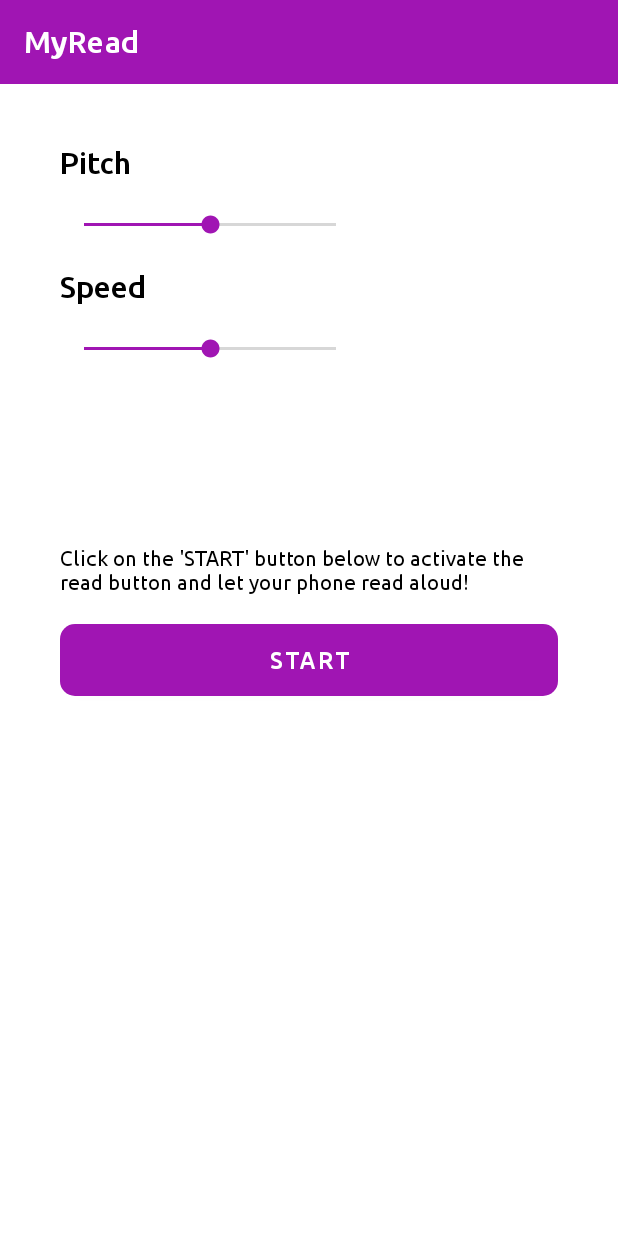
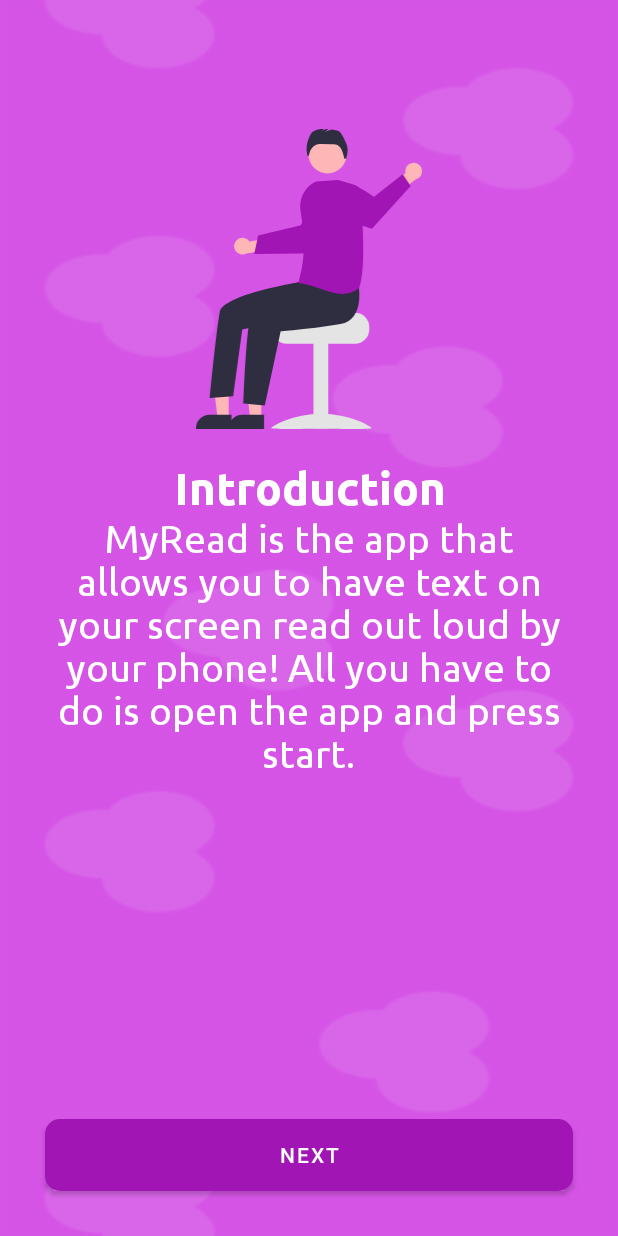
Before and after one commit to JamalAartsen/MyRead, an Android app: the screen it shows after launch (MainActivity), after a tap on "GET STARTED", on a phone screen of 412 x 824 dp. Run offline under Robolectric (Android 15) with nearby library versions, the light colour scheme and no system bars; our stand-ins replace Dagger/Hilt's generated code.

Commit message:
Add onboarding screens

```diff
--- a/app/src/main/java/com/jamal/myread/ui/activities/MainActivity.kt
+++ b/app/src/main/java/com/jamal/myread/ui/activities/MainActivity.kt
@@ -28,7 +28,7 @@
         val navController = navHostFragment.navController
 
         navController.addOnDestinationChangedListener { _, destination, _ ->
-            if (destination.id == R.id.getStartedFragment) {
+            if (destination.id == R.id.viewPagerFragment) {
                 binding.toolbar.visibility = View.GONE
             } else {
                 binding.toolbar.visibility = View.VISIBLE
--- /dev/null
+++ b/app/src/main/java/com/jamal/myread/ui/adapters/ViewPagerAdapter.kt
@@ -0,0 +1,20 @@
+package com.jamal.myread.ui.adapters
+
+import androidx.fragment.app.Fragment
+import androidx.fragment.app.FragmentManager
+import androidx.lifecycle.Lifecycle
+import androidx.viewpager2.adapter.FragmentStateAdapter
+
+class ViewPagerAdapter(list: ArrayList<Fragment>, fm: FragmentManager, lifecycle: Lifecycle) :
+    FragmentStateAdapter(fm, lifecycle) {
+
+    private val fragmentList = list
+
+    override fun getItemCount(): Int {
+        return fragmentList.size
+    }
+
+    override fun createFragment(position: Int): Fragment {
+        return fragmentList[position]
+    }
+}
--- a/app/src/main/java/com/jamal/myread/ui/fragments/GetStartedFragment.kt
+++ b/app/src/main/java/com/jamal/myread/ui/fragments/onBoarding/GetStartedOnBoardingFragment.kt
@@ -1,28 +1,28 @@
-package com.jamal.myread.ui.fragments
+package com.jamal.myread.ui.fragments.onBoarding
 
 import android.os.Bundle
 import android.view.LayoutInflater
 import android.view.View
 import android.view.ViewGroup
-import android.view.animation.AnimationUtils
 import androidx.core.content.ContextCompat
 import androidx.fragment.app.Fragment
-import androidx.navigation.Navigation
+import androidx.viewpager2.widget.ViewPager2
 import com.jamal.myread.R
-import com.jamal.myread.databinding.FragmentGetStartedBinding
+import com.jamal.myread.databinding.FragmentGetStartedOnboardingBinding
 
-class GetStartedFragment : Fragment(R.layout.fragment_get_started) {
+class GetStartedOnBoardingFragment : Fragment(R.layout.fragment_get_started_onboarding) {
 
-    private var _binding: FragmentGetStartedBinding? = null
+    private var _binding: FragmentGetStartedOnboardingBinding? = null
     private val binding get() = _binding!!
 
     override fun onCreateView(
         inflater: LayoutInflater,
         container: ViewGroup?,
         savedInstanceState: Bundle?
-    ): View? {
-        _binding = FragmentGetStartedBinding.inflate(inflater, container, false)
-        requireActivity().window.navigationBarColor = ContextCompat.getColor(requireContext(),
+    ): View {
+        _binding = FragmentGetStartedOnboardingBinding.inflate(inflater, container, false)
+        requireActivity().window.navigationBarColor = ContextCompat.getColor(
+            requireContext(),
             R.color.light_purple
         )
         return binding.root
@@ -31,8 +31,10 @@
     override fun onViewCreated(view: View, savedInstanceState: Bundle?) {
         super.onViewCreated(view, savedInstanceState)
 
+        val viewPager = activity?.findViewById<ViewPager2>(R.id.viewPager)
+
         binding.introGetStartedBtn.setOnClickListener {
-            Navigation.findNavController(binding.root).navigate(R.id.actionNavigateToHomeFragment)
+            viewPager?.currentItem = 1
         }
     }
 
--- /dev/null
+++ b/app/src/main/java/com/jamal/myread/ui/fragments/onBoarding/ReadItemOnBoardingFragment.kt
@@ -0,0 +1,40 @@
+package com.jamal.myread.ui.fragments.onBoarding
+
+import android.os.Bundle
+import android.view.LayoutInflater
+import android.view.View
+import android.view.ViewGroup
+import androidx.fragment.app.Fragment
+import androidx.navigation.Navigation
+import androidx.viewpager2.widget.ViewPager2
+import com.jamal.myread.R
+import com.jamal.myread.databinding.FragmentReadItemOnboardingBinding
+
+class ReadItemOnBoardingFragment : Fragment() {
+    private var _binding: FragmentReadItemOnboardingBinding? = null
+    private val binding get() = _binding!!
+
+    override fun onCreateView(
+        inflater: LayoutInflater,
+        container: ViewGroup?,
+        savedInstanceState: Bundle?
+    ): View {
+        _binding = FragmentReadItemOnboardingBinding.inflate(inflater, container, false)
+        return binding.root
+    }
+
+    override fun onViewCreated(view: View, savedInstanceState: Bundle?) {
+        super.onViewCreated(view, savedInstanceState)
+
+        val viewPager = activity?.findViewById<ViewPager2>(R.id.viewPager)
+
+        binding.btnFinishReadItem.setOnClickListener {
+            viewPager?.currentItem = 3
+        }
+    }
+
+    override fun onDestroy() {
+        super.onDestroy()
+        _binding = null
+    }
+}
--- /dev/null
+++ b/app/src/main/java/com/jamal/myread/ui/fragments/onBoarding/StartServiceOnBoardingFragment.kt
@@ -0,0 +1,39 @@
+package com.jamal.myread.ui.fragments.onBoarding
+
+import android.os.Bundle
+import android.view.LayoutInflater
+import android.view.View
+import android.view.ViewGroup
+import androidx.fragment.app.Fragment
+import androidx.viewpager2.widget.ViewPager2
+import com.jamal.myread.R
+import com.jamal.myread.databinding.FragmentStartServiceOnboardingBinding
+
+class StartServiceOnBoardingFragment : Fragment(R.layout.fragment_start_service_onboarding) {
+    private var _binding: FragmentStartServiceOnboardingBinding? = null
+    private val binding get() = _binding!!
+
+    override fun onCreateView(
+        inflater: LayoutInflater,
+        container: ViewGroup?,
+        savedInstanceState: Bundle?
+    ): View {
+        _binding = FragmentStartServiceOnboardingBinding.inflate(inflater, container, false)
+        return binding.root
+    }
+
+    override fun onViewCreated(view: View, savedInstanceState: Bundle?) {
+        super.onViewCreated(view, savedInstanceState)
+
+        val viewPager = activity?.findViewById<ViewPager2>(R.id.viewPager)
+
+        binding.btnNextStartService.setOnClickListener {
+            viewPager?.currentItem = 2
+        }
+    }
+
+    override fun onDestroy() {
+        super.onDestroy()
+        _binding = null
+    }
+}
--- /dev/null
+++ b/app/src/main/java/com/jamal/myread/ui/fragments/onBoarding/ViewPagerFragment.kt
@@ -0,0 +1,47 @@
+package com.jamal.myread.ui.fragments.onBoarding
+
+import android.os.Bundle
+import android.view.LayoutInflater
+import android.view.View
+import android.view.ViewGroup
+import androidx.fragment.app.Fragment
+import com.jamal.myread.databinding.FragmentViewPagerBinding
+import com.jamal.myread.ui.adapters.ViewPagerAdapter
+
+class ViewPagerFragment : Fragment() {
+    private var _binding: FragmentViewPagerBinding? = null
+    private val binding get() = _binding!!
+
+    override fun onCreateView(
+        inflater: LayoutInflater,
+        container: ViewGroup?,
+        savedInstanceState: Bundle?
+    ): View {
+        _binding = FragmentViewPagerBinding.inflate(inflater, container, false)
+        return binding.root
+    }
+
+    override fun onViewCreated(view: View, savedInstanceState: Bundle?) {
+        super.onViewCreated(view, savedInstanceState)
+
+        val fragmentListOnBoarding = arrayListOf(
+            GetStartedOnBoardingFragment(),
+            StartServiceOnBoardingFragment(),
+            ReadItemOnBoardingFragment(),
+            VoiceSettingsOnBoardingFragment()
+        )
+
+        val adapterOnBoardingViewPager = ViewPagerAdapter(
+            fragmentListOnBoarding,
+            requireActivity().supportFragmentManager,
+            lifecycle
+        )
+
+        binding.viewPager.adapter = adapterOnBoardingViewPager
+    }
+
+    override fun onDestroy() {
+        super.onDestroy()
+        _binding = null
+    }
+}
--- /dev/null
+++ b/app/src/main/res/drawable/ic_hello.xml
@@ -0,0 +1,54 @@
+<vector xmlns:android="http://schemas.android.com/apk/res/android"
+    android:width="313.216dp"
+    android:height="415.629dp"
+    android:viewportWidth="313.216"
+    android:viewportHeight="415.629">
+  <path
+      android:pathData="M56.578,153.664a11.616,11.616 0,0 1,17.666 2.272l26.134,-4.646 6.7,15.193 -37,6.043a11.679,11.679 0,0 1,-13.5 -18.862Z"
+      android:fillColor="#ffb6b6"/>
+  <path
+      android:pathData="M80.774,173.063l27.246,-0.34 3.449,-0.047 55.432,-0.7s15.053,-14.361 28.161,-29.147l-1.837,-13.288a54.292,54.292 0,0 0,-18.2 -33.614c-18.773,12.544 -29.66,37.374 -29.66,37.374l-34.37,8.221 -3.438,0.822 -21.356,5.1Z"
+      android:fillColor="#a015b3"/>
+  <path
+      android:pathData="M220.248,254.739L169.391,254.739c0,2.179 -55.594,3.948 -55.594,3.948a20.3,20.3 0,0 0,-3.332 3.158,19.6 19.6,0 0,0 -4.58,12.633v3.158A19.746,19.746 0,0 0,125.624 297.377h94.625a19.756,19.756 0,0 0,19.739 -19.739L239.988,274.477a19.766,19.766 0,0 0,-19.739 -19.739Z"
+      android:fillColor="#e4e4e4"/>
+  <path
+      android:pathData="M162.737,296.59h20.528v118.49h-20.528z"
+      android:fillColor="#e4e4e4"/>
+  <path
+      android:pathData="M104.31,414.358c0,2.218 31.107,0.858 69.48,0.858s69.48,1.36 69.48,-0.858 -31.107,-19.807 -69.48,-19.807S104.31,412.14 104.31,414.358Z"
+      android:fillColor="#e4e4e4"/>
+  <path
+      android:pathData="M90.521,400.82L75.243,400.82l-7.268,-58.929h22.548Z"
+      android:fillColor="#ffb6b6"/>
+  <path
+      android:pathData="M94.417,415.629l-49.262,0v-0.623a19.175,19.175 0,0 1,19.173 -19.174h30.09Z"
+      android:fillColor="#2f2e41"/>
+  <path
+      android:pathData="M45.366,400.82L30.088,400.82l-7.268,-58.929h22.548Z"
+      android:fillColor="#ffb6b6"/>
+  <path
+      android:pathData="M49.262,415.629l-49.262,0v-0.623a19.175,19.175 0,0 1,19.173 -19.174h30.09Z"
+      android:fillColor="#2f2e41"/>
+  <path
+      android:pathData="M182.222,34.995m-26.564,0a26.564,26.564 0,1 1,53.128 0a26.564,26.564 0,1 1,-53.128 0"
+      android:fillColor="#ffb6b6"/>
+  <path
+      android:pathData="M225.215,217.001s8.913,47.131 -25,53.133 -82.866,10.22 -82.866,10.22L95.365,382.92l-29.534,-2.637s3.928,-123.467 13.588,-133.127S150.13,208.577 150.13,208.577Z"
+      android:fillColor="#2f2e41"/>
+  <path
+      android:pathData="M158.981,197.248l-14.832,14.88S37.055,229.377 32.923,254.113c-6.237,37.344 -13.6,118.552 -13.6,118.552l32.2,-2.415 12.627,-92.311 51.518,-11.719L174.275,234.277Z"
+      android:fillColor="#2f2e41"/>
+  <path
+      android:pathData="M207.783,19.138c-2.622,-4.948 -5.954,-14.808 -11.247,-16.637a42.077,42.077 0,0 0,-9.058 -1.93l-9,3.46 4.9,-3.808q-1.43,-0.085 -2.858,-0.139l-6.07,2.335 3.105,-2.415c-5.659,-0.058 -11.5,0.53 -15.885,3.975 -3.738,2.937 -7.442,14.062 -8.041,18.777a35.917,35.917 0,0 0,0.66 13.531l1.537,1.462a18.854,18.854 0,0 0,1.206 -3.839,18.181 18.181,0 0,1 8.7,-11.806l0.084,-0.047c2.578,-1.451 5.706,-1.384 8.663,-1.278l14.042,0.505c3.378,0.122 7.016,0.335 9.65,2.454a15.889,15.889 0,0 1,3.858 5.589c1.309,2.641 3.866,12.6 3.866,12.6s1.447,-1.881 2.14,-0.481a48.4,48.4 0,0 0,2.014 -11.233A22.008,22.008 0,0 0,207.783 19.138Z"
+      android:fillColor="#2f2e41"/>
+  <path
+      android:pathData="M300.692,46.66a11.616,11.616 0,0 0,-10.513 14.378L268.818,76.795l6.409,15.317 29.854,-22.676a11.679,11.679 0,0 0,-4.389 -22.776Z"
+      android:fillColor="#ffb6b6"/>
+  <path
+      android:pathData="M297.254,78.829 L243.698,138.303s-25.609,-8.2 -45.415,-17.086l-8.9,-27.328a54.345,54.345 0,0 1,-2.6 -19.664c27.456,-7.306 59.391,19.879 59.391,19.879l40.085,-31.4Z"
+      android:fillColor="#a015b3"/>
+  <path
+      android:pathData="M172.298,221.394c-9.554,-3.3 -19.433,-6.713 -30.089,-7.994l-0.458,-0.055 0.126,-0.443c11.031,-38.731 8.278,-63.507 2.872,-100.723A37.591,37.591 0,0 1,166.298 72.677l0.065,-0.03 30.434,-1.934 0.069,0L218.998,77.22a15.183,15.183 0,0 1,10.867 14.831c-0.24,12.239 0.269,25.9 0.807,40.371 1.208,32.456 2.457,66.017 -4.63,87.792l-0.037,0.114 -0.095,0.074a36.1,36.1 0,0 1,-23.081 8.108C192.898,228.509 182.76,225.007 172.298,221.394Z"
+      android:fillColor="#a015b3"/>
+</vector>
--- a/app/src/main/res/drawable/splash_image.xml
+++ b/app/src/main/res/drawable/splash_image.xml
@@ -1,6 +1,6 @@
 <?xml version="1.0" encoding="utf-8"?>
 <layer-list xmlns:android="http://schemas.android.com/apk/res/android">
-    <item android:drawable="@drawable/cloud_bg" />
+    <item android:drawable="@color/light_purple" />
     <item
         android:drawable="@drawable/ic_icon_logo"
         android:gravity="center" />
--- a/app/src/main/res/layout/fragment_get_started.xml
+++ b/app/src/main/res/layout/fragment_get_started_onboarding.xml
@@ -6,7 +6,7 @@
     xmlns:app="http://schemas.android.com/apk/res-auto"
     android:id="@+id/getStartedLayout"
     android:background="@drawable/cloud_bg"
-    tools:context=".ui.fragments.GetStartedFragment">
+    tools:context=".ui.fragments.onBoarding.GetStartedOnBoardingFragment">
 
     <ImageView
         android:id="@+id/read_person_intro"
@@ -60,11 +60,11 @@
         android:layout_height="wrap_content"
         android:layout_marginLeft="30dp"
         android:layout_marginRight="30dp"
+        android:layout_marginBottom="30dp"
         android:background="@drawable/btn_bg"
         android:text="@string/get_started"
         android:elevation="10dp"
         app:backgroundTint="@null"
-        app:layout_constraintBottom_toBottomOf="parent"
-        app:layout_constraintTop_toBottomOf="@+id/relativeLayout" />
+        app:layout_constraintBottom_toBottomOf="parent" />
 
 </androidx.constraintlayout.widget.ConstraintLayout>
--- /dev/null
+++ b/app/src/main/res/layout/fragment_start_service_onboarding.xml
@@ -0,0 +1,70 @@
+<?xml version="1.0" encoding="utf-8"?>
+<androidx.constraintlayout.widget.ConstraintLayout xmlns:android="http://schemas.android.com/apk/res/android"
+    xmlns:app="http://schemas.android.com/apk/res-auto"
+    xmlns:tools="http://schemas.android.com/tools"
+    android:layout_width="match_parent"
+    android:layout_height="match_parent"
+    android:background="@drawable/cloud_bg">
+
+    <ImageView
+        android:id="@+id/hello_person"
+        android:layout_width="200dp"
+        android:layout_height="200dp"
+        app:layout_constraintBottom_toTopOf="@+id/relativeLayout"
+        app:layout_constraintEnd_toEndOf="parent"
+        app:layout_constraintStart_toStartOf="parent"
+        app:layout_constraintTop_toTopOf="parent"
+        app:layout_constraintVertical_bias="0.8"
+        app:srcCompat="@drawable/ic_hello" />
+
+    <RelativeLayout
+        android:id="@+id/relativeLayout"
+        android:layout_width="wrap_content"
+        android:layout_height="wrap_content"
+        android:paddingLeft="30dp"
+        android:paddingRight="30dp"
+        app:layout_constraintBottom_toBottomOf="parent"
+        app:layout_constraintEnd_toEndOf="parent"
+        app:layout_constraintStart_toStartOf="parent"
+        app:layout_constraintTop_toTopOf="parent">
+
+        <TextView
+            android:id="@+id/introduction_title"
+            android:layout_width="match_parent"
+            android:layout_height="wrap_content"
+            android:fontFamily="@font/ubuntu_bold"
+            android:text="@string/introduction"
+            android:textAlignment="center"
+            android:textColor="@color/white"
+            android:textSize="30dp"
+            android:textStyle="bold" />
+
+        <TextView
+            android:id="@+id/voice_settings_text"
+            android:layout_width="match_parent"
+            android:layout_height="wrap_content"
+            android:layout_below="@+id/introduction_title"
+            android:fontFamily="@font/ubuntu_regular"
+            android:text="@string/introduction_text"
+            android:textAlignment="center"
+            android:textColor="@color/white"
+            android:textSize="26dp"
+            android:textStyle="normal" />
+    </RelativeLayout>
+
+    <Button
+        android:id="@+id/btn_next_start_service"
+        android:layout_width="match_parent"
+        android:layout_height="wrap_content"
+        android:layout_marginStart="30dp"
+        android:layout_marginEnd="30dp"
+        android:layout_marginBottom="30dp"
+        android:background="@drawable/btn_state"
+        android:elevation="10dp"
+        android:text="@string/next"
+        app:backgroundTint="@null"
+        app:layout_constraintBottom_toBottomOf="parent"
+        app:layout_constraintEnd_toEndOf="parent"
+        app:layout_constraintStart_toStartOf="parent" />
+
+</androidx.constraintlayout.widget.ConstraintLayout>
--- /dev/null
+++ b/app/src/main/res/layout/fragment_view_pager.xml
@@ -0,0 +1,19 @@
+<?xml version="1.0" encoding="utf-8"?>
+<androidx.constraintlayout.widget.ConstraintLayout xmlns:android="http://schemas.android.com/apk/res/android"
+    xmlns:app="http://schemas.android.com/apk/res-auto"
+    xmlns:tools="http://schemas.android.com/tools"
+    android:layout_width="match_parent"
+    android:layout_height="match_parent"
+    tools:context=".ui.fragments.onBoarding.ViewPagerFragment">
+
+
+    <androidx.viewpager2.widget.ViewPager2
+        android:id="@+id/viewPager"
+        android:layout_width="match_parent"
+        android:layout_height="match_parent"
+        app:layout_constraintBottom_toBottomOf="parent"
+        app:layout_constraintEnd_toEndOf="parent"
+        app:layout_constraintHorizontal_bias="0.5"
+        app:layout_constraintStart_toStartOf="parent"
+        app:layout_constraintTop_toTopOf="parent" />
+</androidx.constraintlayout.widget.ConstraintLayout>
--- a/app/src/main/res/navigation/my_nav.xml
+++ b/app/src/main/res/navigation/my_nav.xml
@@ -3,20 +3,20 @@
     xmlns:app="http://schemas.android.com/apk/res-auto"
     xmlns:tools="http://schemas.android.com/tools"
     android:id="@+id/my_nav"
-    app:startDestination="@id/getStartedFragment">
+    app:startDestination="@id/viewPagerFragment">
 
-    <fragment
-        android:id="@+id/getStartedFragment"
-        android:name="com.jamal.myread.ui.fragments.GetStartedFragment"
-        android:label="fragment_get_started"
-        tools:layout="@layout/fragment_get_started" >
-        <action
-            android:id="@+id/actionNavigateToHomeFragment"
-            app:destination="@id/homeFragment" />
-    </fragment>
     <fragment
         android:id="@+id/homeFragment"
         android:name="com.jamal.myread.ui.fragments.HomeFragment"
         android:label="fragment_home"
         tools:layout="@layout/fragment_home" />
+    <fragment
+        android:id="@+id/viewPagerFragment"
+        android:name="com.jamal.myread.ui.fragments.onBoarding.ViewPagerFragment"
+        android:label="fragment_view_pager"
+        tools:layout="@layout/fragment_view_pager" >
+        <action
+            android:id="@+id/action_viewPagerFragment_to_homeFragment"
+            app:destination="@id/homeFragment" />
+    </fragment>
 </navigation>
--- a/app/src/main/res/values/strings.xml
+++ b/app/src/main/res/values/strings.xml
@@ -12,4 +12,15 @@
     <string name="speed">Speed</string>
     <string name="pitch">Pitch</string>
     <string name="click_on_the_start_button_below_to_start_the_app_and_let_your_phone_read_aloud">Click on the \'START\' button below to activate the read button and let your phone read aloud!</string>
+    <string name="tutorial">Tutorial</string>
+    <string name="tutorial_text_onboarding">MyRead is the app that lets you read text aloud on your screen. In the following screens we explain how you can use the app.</string>
+    <string name="next">NEXT</string>
+    <string name="previous">PREVIOUS</string>
+    <string name="finish">FINISH</string>
+    <string name="voice_settings">Voice Settings</string>
+    <string name="voice_settings_text_onBoarding">You can change the pitch and speed of the voice, so that you can use a higher voice or because you want to adjust the reading speed!</string>
+    <string name="introduction">Introduction</string>
+    <string name="introduction_text">MyRead is the app that allows you to have text on your screen read out loud by your phone! All you have to do is open the app and press start.</string>
+    <string name="read_item_text">When you have clicked on the start button, another button appears. Just click on it and your phone will read the text out loud.</string>
+    <string name="read_button">Read Button</string>
 </resources>
```
Also changed, not shown: app/build.gradle (+5 -3 lines), app/src/main/java/com/jamal/myread/ui/fragments/onBoarding/VoiceSettingsOnBoardingFragment.kt (added, +38 -0 lines), app/src/main/res/drawable/ic_voice.xml (added, +85 -0 lines), app/src/main/res/layout/fragment_read_item_onboarding.xml (added, +103 -0 lines), app/src/main/res/layout/fragment_voice_settings_onboarding.xml (added, +70 -0 lines).
